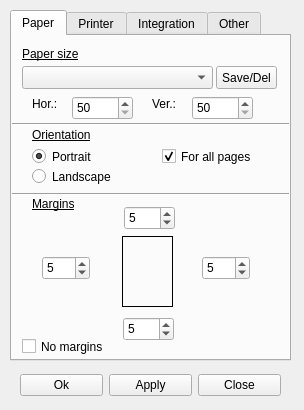
This is pagesetup.ui in viktand/vap4 as Qt 5 draws it before an edit. The edited form follows.
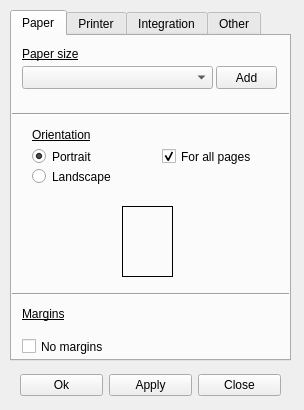
This is the edited form. Icons and pictures are not drawn.

What changed in the file:
```diff
--- a/pagesetup.ui
+++ b/pagesetup.ui
@@ -46,7 +46,7 @@
       <property name="geometry">
        <rect>
         <x>110</x>
-        <y>200</y>
+        <y>170</y>
         <width>51</width>
         <height>71</height>
        </rect>
@@ -96,32 +96,6 @@
        <string>Orientation</string>
       </property>
      </widget>
-     <widget class="QSpinBox" name="spinBox_2">
-      <property name="geometry">
-       <rect>
-        <x>30</x>
-        <y>220</y>
-        <width>48</width>
-        <height>24</height>
-       </rect>
-      </property>
-      <property name="value">
-       <number>5</number>
-      </property>
-     </widget>
-     <widget class="QSpinBox" name="spinBox_4">
-      <property name="geometry">
-       <rect>
-        <x>111</x>
-        <y>281</y>
-        <width>51</width>
-        <height>24</height>
-       </rect>
-      </property>
-      <property name="value">
-       <number>5</number>
-      </property>
-     </widget>
      <widget class="QCheckBox" name="checkBox">
       <property name="geometry">
        <rect>
@@ -141,8 +115,8 @@
      <widget class="QLabel" name="label_3">
       <property name="geometry">
        <rect>
-        <x>20</x>
-        <y>160</y>
+        <x>10</x>
+        <y>270</y>
         <width>57</width>
         <height>15</height>
        </rect>
@@ -160,7 +134,7 @@
       <property name="geometry">
        <rect>
         <x>0</x>
-        <y>80</y>
+        <y>70</y>
         <width>281</width>
         <height>16</height>
        </rect>
@@ -169,27 +143,11 @@
        <enum>Qt::Horizontal</enum>
       </property>
      </widget>
-     <widget class="QSpinBox" name="spinBox">
-      <property name="geometry">
-       <rect>
-        <x>112</x>
-        <y>170</y>
-        <width>51</width>
-        <height>24</height>
-       </rect>
-      </property>
-      <property name="maximum">
-       <number>999999</number>
-      </property>
-      <property name="value">
-       <number>5</number>
-      </property>
-     </widget>
      <widget class="Line" name="line_2">
       <property name="geometry">
        <rect>
         <x>0</x>
-        <y>150</y>
+        <y>250</y>
         <width>281</width>
         <height>16</height>
        </rect>
@@ -198,19 +156,6 @@
        <enum>Qt::Horizontal</enum>
       </property>
      </widget>
-     <widget class="QSpinBox" name="spinBox_3">
-      <property name="geometry">
-       <rect>
-        <x>190</x>
-        <y>220</y>
-        <width>48</width>
-        <height>24</height>
-       </rect>
-      </property>
-      <property name="value">
-       <number>5</number>
-      </property>
-     </widget>
      <widget class="QRadioButton" name="radioButton">
       <property name="geometry">
        <rect>
@@ -264,64 +209,6 @@
        <bool>true</bool>
       </property>
      </widget>
-     <widget class="QSpinBox" name="spinBox_5">
-      <property name="geometry">
-       <rect>
-        <x>60</x>
-        <y>60</y>
-        <width>61</width>
-        <height>24</height>
-       </rect>
-      </property>
-      <property name="minimum">
-       <number>50</number>
-      </property>
-      <property name="maximum">
-       <number>600</number>
-      </property>
-     </widget>
-     <widget class="QSpinBox" name="spinBox_6">
-      <property name="geometry">
-       <rect>
-        <x>180</x>
-        <y>60</y>
-        <width>61</width>
-        <height>24</height>
-       </rect>
-      </property>
-      <property name="minimum">
-       <number>50</number>
-      </property>
-      <property name="maximum">
-       <number>600</number>
-      </property>
-     </widget>
-     <widget class="QLabel" name="label_18">
-      <property name="geometry">
-       <rect>
-        <x>20</x>
-        <y>60</y>
-        <width>31</width>
-        <height>16</height>
-       </rect>
-      </property>
-      <property name="text">
-       <string>Hor.:</string>
-      </property>
-     </widget>
-     <widget class="QLabel" name="label_19">
-      <property name="geometry">
-       <rect>
-        <x>140</x>
-        <y>60</y>
-        <width>31</width>
-        <height>16</height>
-       </rect>
-      </property>
-      <property name="text">
-       <string>Ver.:</string>
-      </property>
-     </widget>
      <widget class="QPushButton" name="pushButton_2">
       <property name="geometry">
        <rect>
@@ -332,7 +219,7 @@
        </rect>
       </property>
       <property name="text">
-       <string>Save/Del</string>
+       <string>Add</string>
       </property>
      </widget>
      <widget class="QCheckBox" name="checkBox_16">
```
